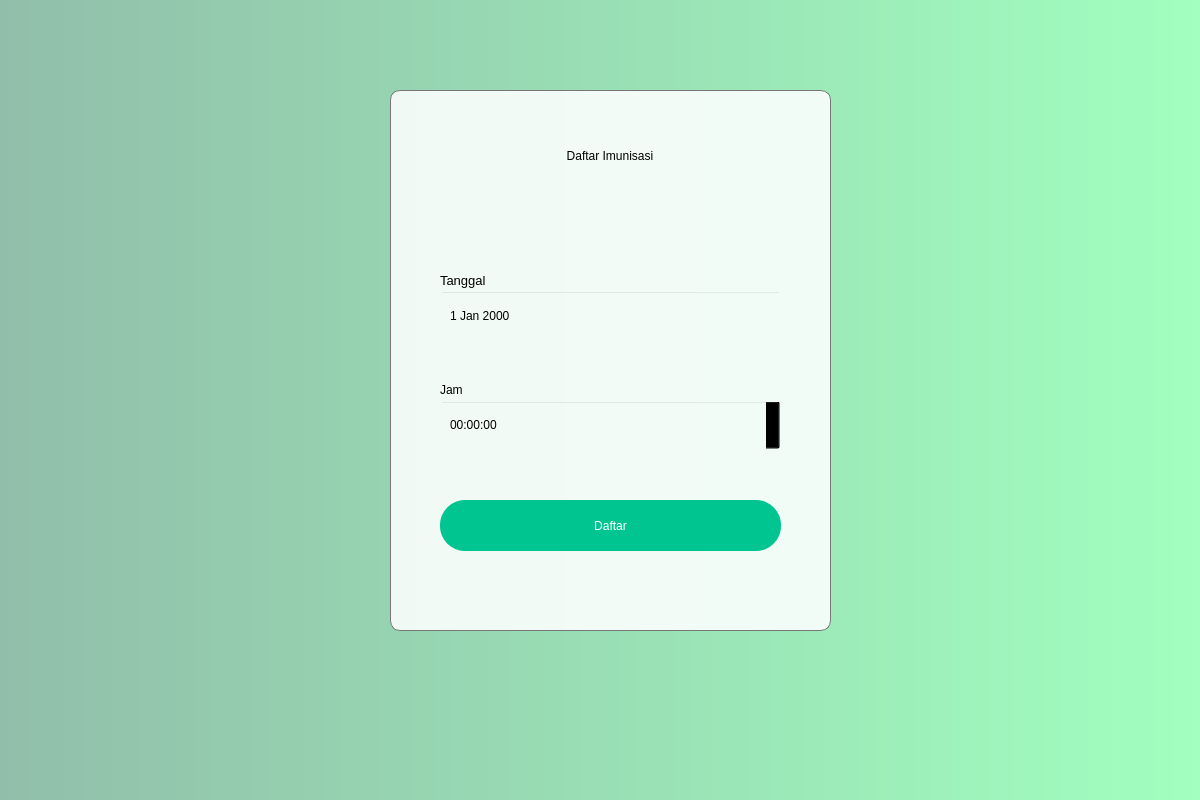
First picture: the form in daftarimunisasi.ui, repository Gamdara/ekms, before the edit.
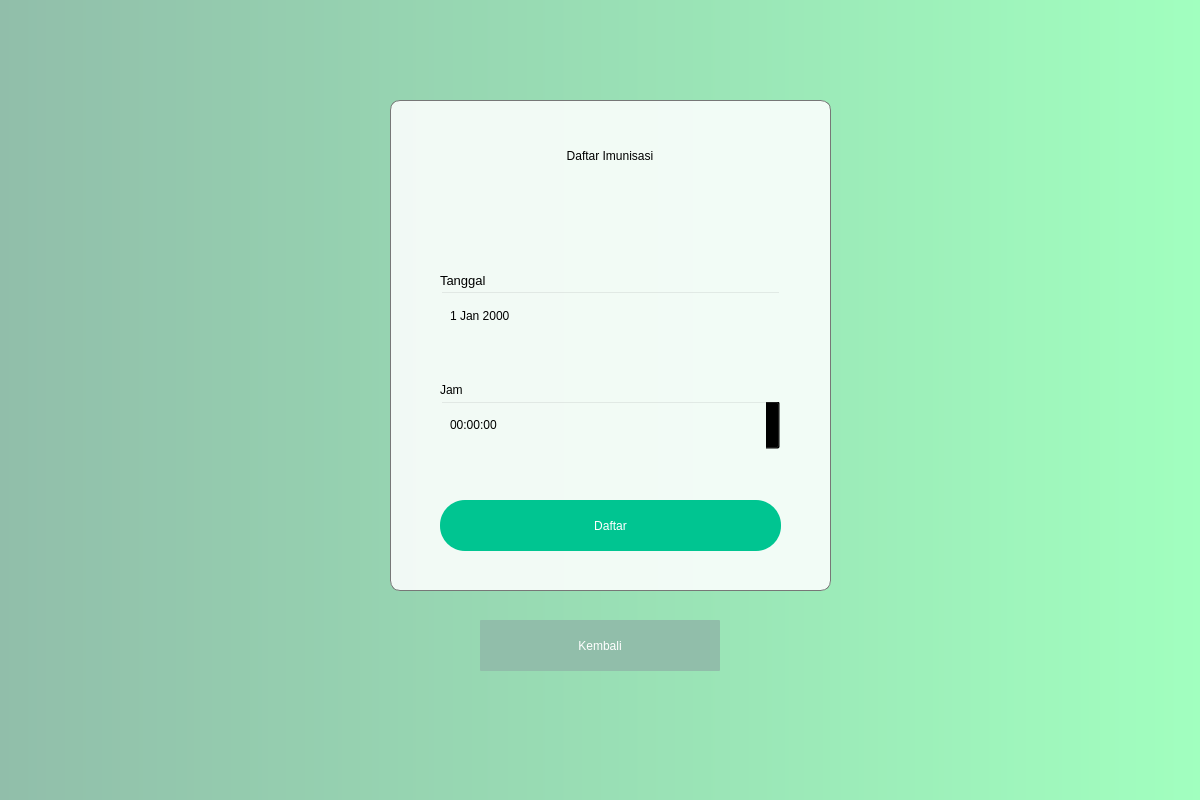
Second picture: the form after the edit.

```diff
--- a/daftarimunisasi.ui
+++ b/daftarimunisasi.ui
@@ -130,9 +130,9 @@
     <property name="geometry">
      <rect>
       <x>390</x>
-      <y>90</y>
+      <y>100</y>
       <width>441</width>
-      <height>541</height>
+      <height>491</height>
      </rect>
     </property>
     <property name="styleSheet">
@@ -196,6 +196,25 @@
 font: 12pt &quot;MS Shell Dlg 2&quot;;</string>
     </property>
    </widget>
+   <widget class="QPushButton" name="bkembali">
+    <property name="geometry">
+     <rect>
+      <x>480</x>
+      <y>620</y>
+      <width>240</width>
+      <height>51</height>
+     </rect>
+    </property>
+    <property name="styleSheet">
+     <string notr="true">border-radius:1px;
+background-color: rgb(145, 190, 170);
+color: white;
+font: 14pt &quot;MS Shell Dlg 2&quot;;</string>
+    </property>
+    <property name="text">
+     <string>Kembali</string>
+    </property>
+   </widget>
    <zorder>bgl</zorder>
    <zorder>label_5</zorder>
    <zorder>label</zorder>
@@ -205,6 +224,7 @@
    <zorder>error</zorder>
    <zorder>tanggal_imunisasi</zorder>
    <zorder>jam</zorder>
+   <zorder>bkembali</zorder>
   </widget>
  </widget>
  <resources>
```
